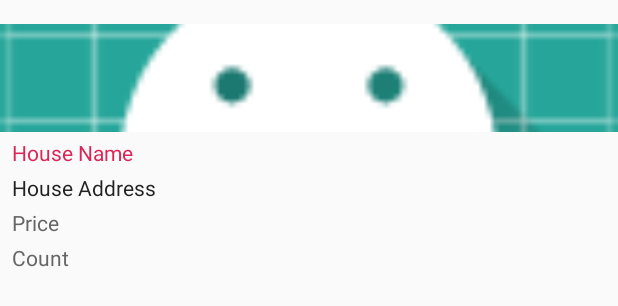
After one commit to PopulStay/androidMVP, an Android app: the layout item_rv_house_display.xml on its own in the app's theme, with its tools: preview values and no code run, on a phone screen of 412 x 824 dp. The commit adds this screen. Shown: the top 306 px of the screen. Run offline under Robolectric (Android 15) with nearby library versions, the phone set to English and light mode, and no system bars.

Commit message:
首页获取房源搜索条件，跳转至房源搜索结果展示页面t

```diff
--- a/app/build.gradle
+++ b/app/build.gradle
@@ -22,6 +22,7 @@ dependencies {
     implementation fileTree(include: ['*.jar'], dir: 'libs')
     implementation 'com.android.support:appcompat-v7:26.1.0'
     implementation 'com.android.support:design:26.1.0'
+    implementation 'com.android.support.constraint:constraint-layout:1.1.2'
     testImplementation 'junit:junit:4.12'
     androidTestImplementation 'com.android.support.test:runner:1.0.2'
     androidTestImplementation 'com.android.support.test.espresso:espresso-core:3.0.2'
--- a/app/src/main/AndroidManifest.xml
+++ b/app/src/main/AndroidManifest.xml
@@ -23,6 +23,8 @@
                 <category android:name="android.intent.category.LAUNCHER"/>
             </intent-filter>
         </activity>
+        <activity android:name=".activity.HouseDisplayActivity">
+        </activity>
     </application>
 
 </manifest>
--- /dev/null
+++ b/app/src/main/res/layout/item_rv_house_display.xml
@@ -0,0 +1,61 @@
+<?xml version="1.0" encoding="utf-8"?>
+
+<LinearLayout xmlns:android="http://schemas.android.com/apk/res/android"
+              android:layout_width="match_parent"
+              android:layout_height="wrap_content"
+              android:orientation="vertical">
+
+    <ImageView
+        android:id="@+id/iv_house_cover"
+        android:layout_width="match_parent"
+        android:layout_height="wrap_content"
+        android:layout_marginTop="16dp"
+        android:scaleType="centerCrop"
+        android:src="@mipmap/ic_launcher"/>
+
+    <TextView
+        android:id="@+id/tv_house_name"
+        android:layout_width="match_parent"
+        android:layout_height="wrap_content"
+        android:layout_marginTop="4dp"
+        android:paddingLeft="8dp"
+        android:paddingRight="8dp"
+        android:text="House Name"
+        android:textColor="@color/colorPrimary"/>
+
+    <TextView
+        android:id="@+id/tv_house_address"
+        android:layout_width="match_parent"
+        android:layout_height="wrap_content"
+        android:layout_marginTop="4dp"
+        android:paddingLeft="8dp"
+        android:paddingRight="8dp"
+        android:text="House Address"
+
+        android:textColor="@color/text_gray_dark"/>
+
+    <TextView
+        android:id="@+id/tv_house_price"
+        android:layout_width="match_parent"
+        android:layout_height="wrap_content"
+        android:layout_marginTop="4dp"
+        android:paddingLeft="8dp"
+        android:paddingRight="8dp"
+        android:text="Price"
+
+        android:textColor="@color/text_gray_medium"/>
+
+    <TextView
+        android:id="@+id/tv_house_count"
+        android:layout_width="match_parent"
+        android:layout_height="wrap_content"
+        android:layout_marginTop="4dp"
+        android:paddingLeft="8dp"
+        android:paddingRight="8dp"
+        android:text="Count"
+
+        android:textColor="@color/text_gray_medium"/>
+
+</LinearLayout>
+
+    <!--</android.support.v7.widget.CardView>-->
```
Also changed, not shown: app/src/main/java/com/populstay/app/Common/Constant.java (added, +21 -0 lines), app/src/main/java/com/populstay/app/Common/Urls.java (added, +13 -0 lines), app/src/main/java/com/populstay/app/activity/HouseDisplayActivity.java (added, +120 -0 lines), app/src/main/java/com/populstay/app/adapter/HouseDisplayRecyclerViewAdapter.java (added, +77 -0 lines), app/src/main/java/com/populstay/app/bean/HouseInfo.java (added, +79 -0 lines), app/src/main/java/com/populstay/app/fragment/MainExploreFragment.java (+16 -5 lines), app/src/main/res/layout/activity_house_display.xml (added, +14 -0 lines).
